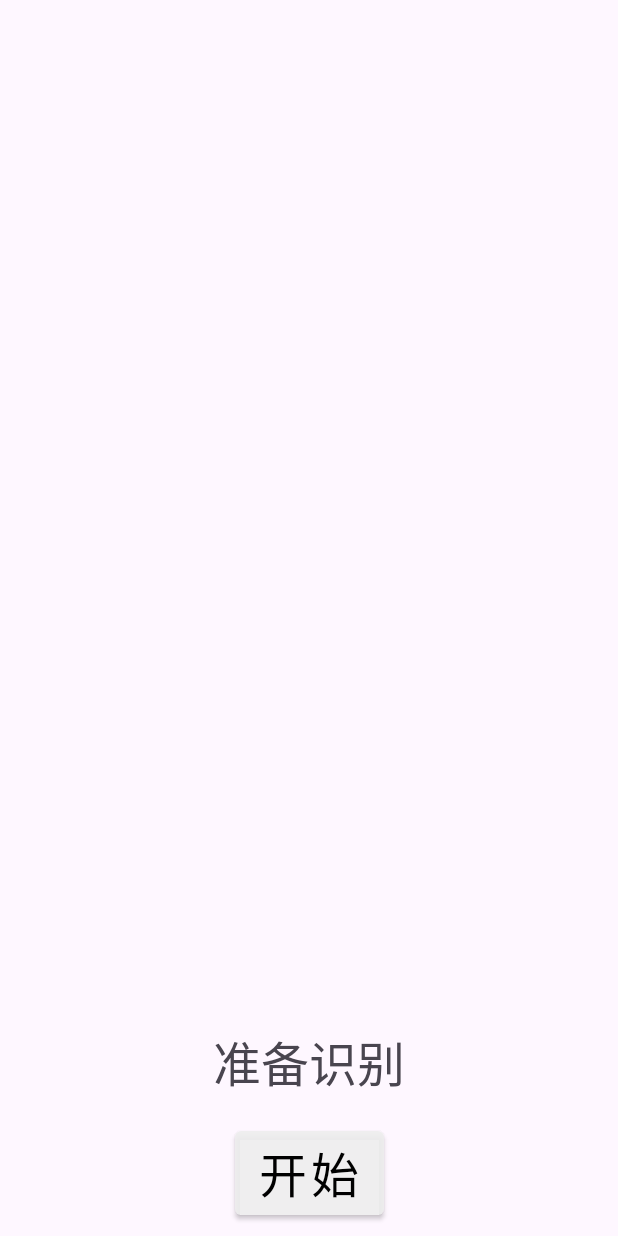
After one commit to Varecia/EL-competition-project, an Android app: the ObjectDetectionActivity screen opened directly, with no data from a screen before it, on a phone screen of 412 x 824 dp. The commit adds this screen. Run offline under Robolectric (Android 15) with nearby library versions, the phone set to English and light mode, and no system bars; libraries missing offline, so code that uses them is left out: com.google.mlkit.vision.

Commit message:
added image downloading, object detection etc., waiting to be tested

```diff
--- a/app/src/main/AndroidManifest.xml
+++ b/app/src/main/AndroidManifest.xml
@@ -1,6 +1,7 @@
 <?xml version="1.0" encoding="utf-8"?>
 <manifest xmlns:android="http://schemas.android.com/apk/res/android"
         xmlns:tools="http://schemas.android.com/tools">
+    <uses-permission android:name="android.permission.INTERNET" />
 
     <application
             android:allowBackup="true"
@@ -11,7 +12,8 @@
             android:roundIcon="@mipmap/ic_launcher_round"
             android:supportsRtl="true"
             android:theme="@style/Theme.EL"
-            tools:targetApi="31">
+            tools:targetApi="31"
+            android:requestLegacyExternalStorage="true">
         <activity
                 android:name=".MainActivity"
                 android:exported="true">
@@ -21,6 +23,7 @@
                 <category android:name="android.intent.category.LAUNCHER" />
             </intent-filter>
         </activity>
+        <activity android:name=".ObjectDetectionActivity"/>
     </application>
 
 </manifest>
--- a/app/src/main/java/com/tos/el/MainActivity.java
+++ b/app/src/main/java/com/tos/el/MainActivity.java
@@ -10,7 +10,6 @@ import androidx.navigation.fragment.NavHostFragment;
 import androidx.navigation.ui.NavigationUI;
 
 public class MainActivity extends AppCompatActivity {
-
 
     @Override
     protected void onCreate(Bundle savedInstanceState) {
--- /dev/null
+++ b/app/src/main/res/layout/activity_object_detection.xml
@@ -0,0 +1,60 @@
+<?xml version="1.0" encoding="utf-8"?>
+<androidx.constraintlayout.widget.ConstraintLayout xmlns:android="http://schemas.android.com/apk/res/android"
+        xmlns:tools="http://schemas.android.com/tools"
+        xmlns:app="http://schemas.android.com/apk/res-auto"
+        android:layout_width="match_parent"
+        android:layout_height="match_parent">
+
+    <androidx.constraintlayout.widget.ConstraintLayout
+            android:layout_width="match_parent"
+            android:layout_height="match_parent"
+            tools:layout_editor_absoluteY="-73dp"
+            tools:layout_editor_absoluteX="-170dp">
+
+        <com.google.android.material.button.MaterialButton
+                android:layout_width="wrap_content"
+                android:layout_height="wrap_content"
+                app:layout_constraintBottom_toBottomOf="parent"
+                app:layout_constraintStart_toStartOf="parent"
+                app:layout_constraintEnd_toEndOf="parent"
+                style="@style/ButtonsStyle"
+                android:text="@string/start"
+                android:textSize="32sp"
+                android:id="@+id/button_object_detect">
+
+        </com.google.android.material.button.MaterialButton>
+
+        <androidx.constraintlayout.widget.ConstraintLayout
+                android:layout_width="match_parent"
+                android:layout_height="wrap_content"
+                app:layout_constraintBottom_toTopOf="@+id/button_object_detect"
+                android:layout_marginBottom="16dp">
+
+            <TextView
+                    android:layout_width="match_parent"
+                    android:layout_height="wrap_content"
+                    app:layout_constraintBottom_toBottomOf="parent"
+                    android:gravity="center"
+                    android:text="@string/ready_to_detect"
+                    android:textSize="32sp"
+                    android:id="@+id/object_detection_result" />
+
+            <androidx.constraintlayout.widget.ConstraintLayout
+                    android:layout_width="match_parent"
+                    android:layout_height="wrap_content"
+                    app:layout_constraintBottom_toTopOf="@+id/object_detection_result"
+                    app:layout_constraintStart_toStartOf="parent">
+
+                <ImageView
+                        android:layout_width="match_parent"
+                        android:layout_height="match_parent"
+                        android:contentDescription="@string/image_to_detect"
+                        android:id="@+id/object_detection_image" />
+
+            </androidx.constraintlayout.widget.ConstraintLayout>
+
+        </androidx.constraintlayout.widget.ConstraintLayout>
+
+    </androidx.constraintlayout.widget.ConstraintLayout>
+
+</androidx.constraintlayout.widget.ConstraintLayout>
--- a/app/src/main/res/values/strings.xml
+++ b/app/src/main/res/values/strings.xml
@@ -1,3 +1,15 @@
 <resources>
     <string name="app_name">EL</string>
+    <string name="ready_to_detect">准备识别</string>
+    <string name="detecting">识别中…</string>
+    <string name="detect_result">识别结果：%1$s</string>
+    <string name="detect_failure">未识别到物品</string>
+    <string name="start">开始</string>
+    <string name="stop">停止</string>
+    <string name="image_to_detect">这是即将被识别的图片</string>
+    <string name="pair_by_bluetooth">开始蓝牙配对</string>
+    <string name="navigate">定位</string>
+    <string name="call">呼叫</string>
+    <string name="sync">同步</string>
+    <string name="warn">警报</string>
 </resources>
--- a/build.gradle.kts
+++ b/build.gradle.kts
@@ -1,4 +1,4 @@
 // Top-level build file where you can add configuration options common to all sub-projects/modules.
 plugins {
-    id("com.android.application") version "8.2.2" apply false
+    id("com.android.application") version "8.10.0" apply false
 }
```
Also changed, not shown: app/build.gradle.kts (+7 -2 lines), app/src/main/java/com/tos/el/DownloadImageWorker.java (added, +55 -0 lines), app/src/main/java/com/tos/el/FileUtils.java (added, +23 -0 lines), app/src/main/java/com/tos/el/FragmentBlind.java (+6 -6 lines), app/src/main/java/com/tos/el/ObjectDetectionActivity.java (added, +124 -0 lines), app/src/main/res/layout/fragment_blind.xml (+5 -3 lines), app/src/main/res/layout/fragment_family.xml (+20 -12 lines), app/src/main/res/values/styles.xml (+1 -11 lines), gradle/wrapper/gradle-wrapper.properties.
